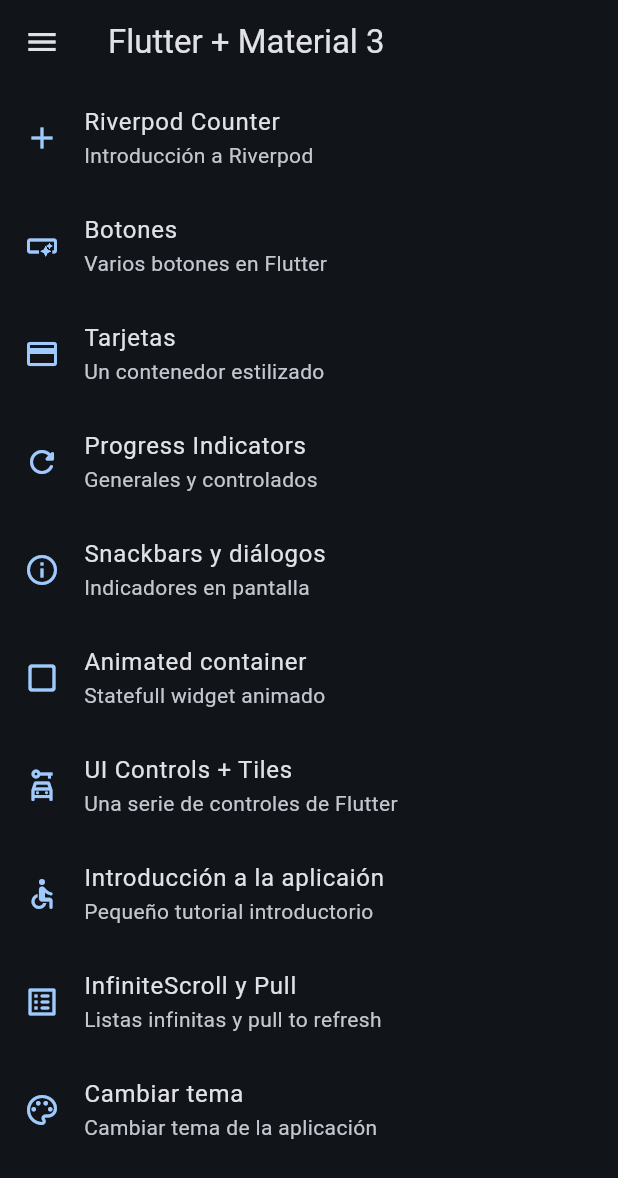
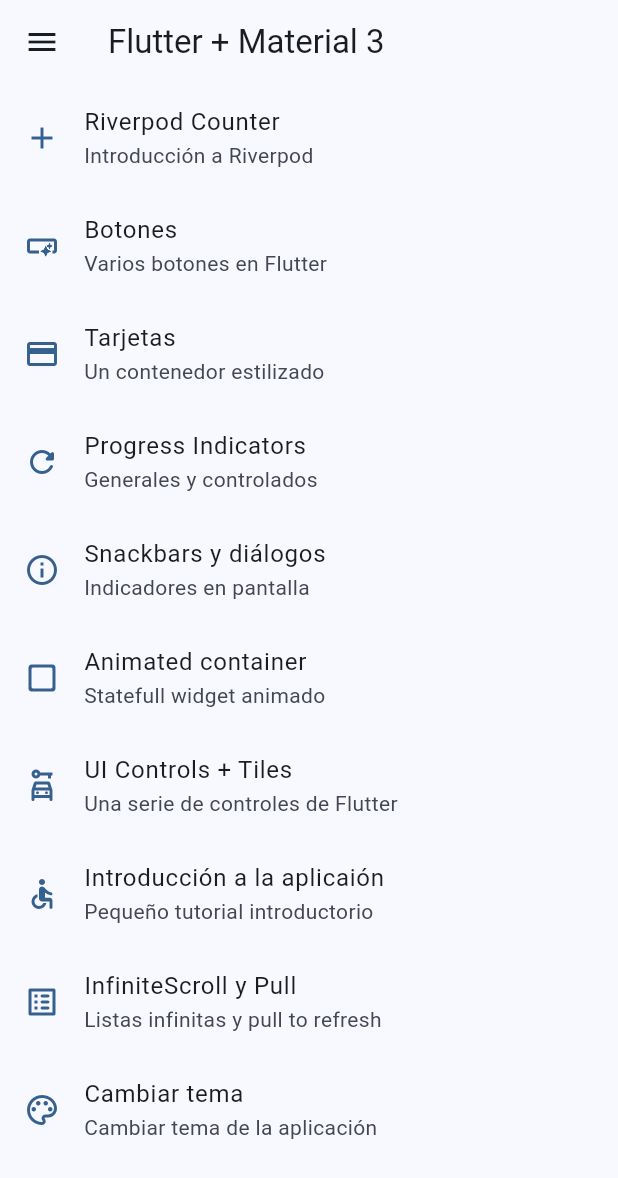
Before and after one commit to aguerrero2016/widgets_app, a Flutter app: the screen it shows after launch, on a phone screen of 412 x 824 dp. Shown: the top 1178 px of the screen. Run offline on Flutter 3.47's test engine with Material 2 defaults, Android fonts, the phone set to English and light mode, and no system bars; our stand-ins replace animate_do, flutter_riverpod, go_router.

Commit message:
statenotifier implementado

```diff
--- a/lib/config/theme/app_theme.dart
+++ b/lib/config/theme/app_theme.dart
@@ -30,4 +30,12 @@ class AppTheme {
       appBarTheme: const AppBarTheme(
         centerTitle: false,
       ));
+
+  AppTheme copyWith({
+    int? selectedColor,
+    bool? isDarkmode,
+  }) => AppTheme(
+    selectedColor: selectedColor ?? this.selectedColor,
+    isDarkmode: isDarkmode ?? this.isDarkmode
+  );
 }
--- a/lib/main.dart
+++ b/lib/main.dart
@@ -15,13 +15,16 @@ class MainApp extends ConsumerWidget {
 
   @override
   Widget build(BuildContext context, ref) {
-    final isDarkMode = ref.watch(isDarkModeProvider);
-    final int selectedColor = ref.watch(selectedColorProvider);
+    // final isDarkMode = ref.watch(isDarkModeProvider);
+    // final int selectedColor = ref.watch(selectedColorProvider);
+
+    final AppTheme appTheme = ref.watch(themeNotifierProvider);
+
     return MaterialApp.router(
       title: 'Flutter widgets',
       routerConfig: appRouter,
       debugShowCheckedModeBanner: false,
-      theme: AppTheme(selectedColor: selectedColor, isDarkmode: isDarkMode).getTheme(),
+      theme: appTheme.getTheme(),
     );
   }
 }
--- a/lib/presentation/providers/theme_provider.dart
+++ b/lib/presentation/providers/theme_provider.dart
@@ -11,3 +11,28 @@ final isDarkModeProvider = StateProvider((ref) => true);
 // Un simple entero
 
 final selectedColorProvider = StateProvider((ref) => 0);
+
+
+// Un objeto de tipo AppTheme (custom)
+final themeNotifierProvider = StateNotifierProvider<ThemeNotifier, AppTheme>(
+  (ref) => ThemeNotifier()
+);
+
+// Controller o Notifier
+class ThemeNotifier extends StateNotifier<AppTheme> {
+
+  // STATE = Estado = new AppTheme();
+  ThemeNotifier(): super( AppTheme() );
+
+
+  void toggleDarkmode(){
+    state = state.copyWith(isDarkmode: !state.isDarkmode);
+  }
+
+  void changeColorIndex(int colorIndex){
+    state = state.copyWith(selectedColor: colorIndex);
+  }
+
+
+
+}
--- a/lib/presentation/screens/screens.dart
+++ b/lib/presentation/screens/screens.dart
@@ -7,5 +7,5 @@ export 'package:widgets_app/presentation/screens/home/home_screen.dart';
 export 'package:widgets_app/presentation/screens/infinite_scroll/infinite_scroll_screen.dart';
 export 'package:widgets_app/presentation/screens/progress/progress_screen.dart';
 export 'package:widgets_app/presentation/screens/snackbar/snackbar_screen.dart';
-export 'package:widgets_app/presentation/screens/theme_changer/theme_changer.dart';
+export 'package:widgets_app/presentation/screens/theme_changer/theme_changer_screen.dart';
 export 'package:widgets_app/presentation/screens/ui_controls/ui_controls_screen.dart';
```
Also changed, not shown: lib/presentation/screens/theme_changer/theme_changer_screen.dart (renamed from lib/presentation/screens/theme_changer/theme_changer.dart, +8 -4 lines).
